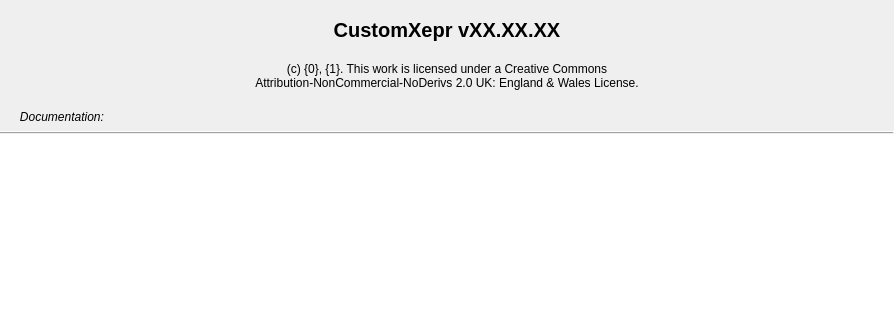
This is customxepr/about_window.ui in OE-FET/customxepr as Qt 5 draws it before an edit; both pictures show x 0 to 894 and y 0 to 320 of the 894 by 589 pixel window. The edited form follows.
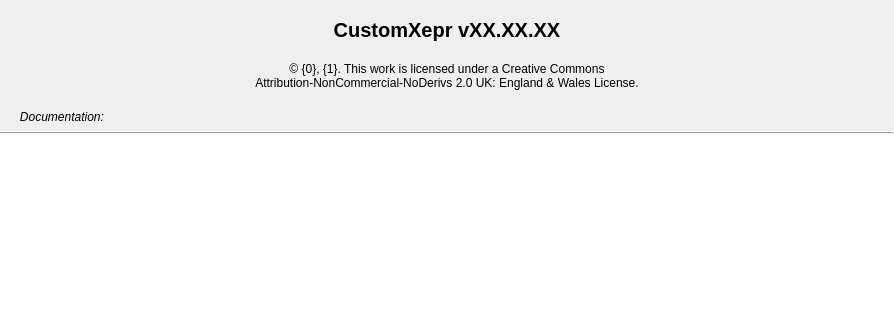
This is the edited form.

What changed in the file:
```diff
--- a/customxepr/about_window.ui
+++ b/customxepr/about_window.ui
@@ -78,7 +78,7 @@
    <item>
     <widget class="QLabel" name="labelCopyRight">
      <property name="text">
-      <string>(c) {0}, {1}. This work is licensed under a Creative Commons
+      <string>© {0}, {1}. This work is licensed under a Creative Commons
 Attribution-NonCommercial-NoDerivs 2.0 UK: England &amp; Wales License.</string>
      </property>
      <property name="alignment">
```
